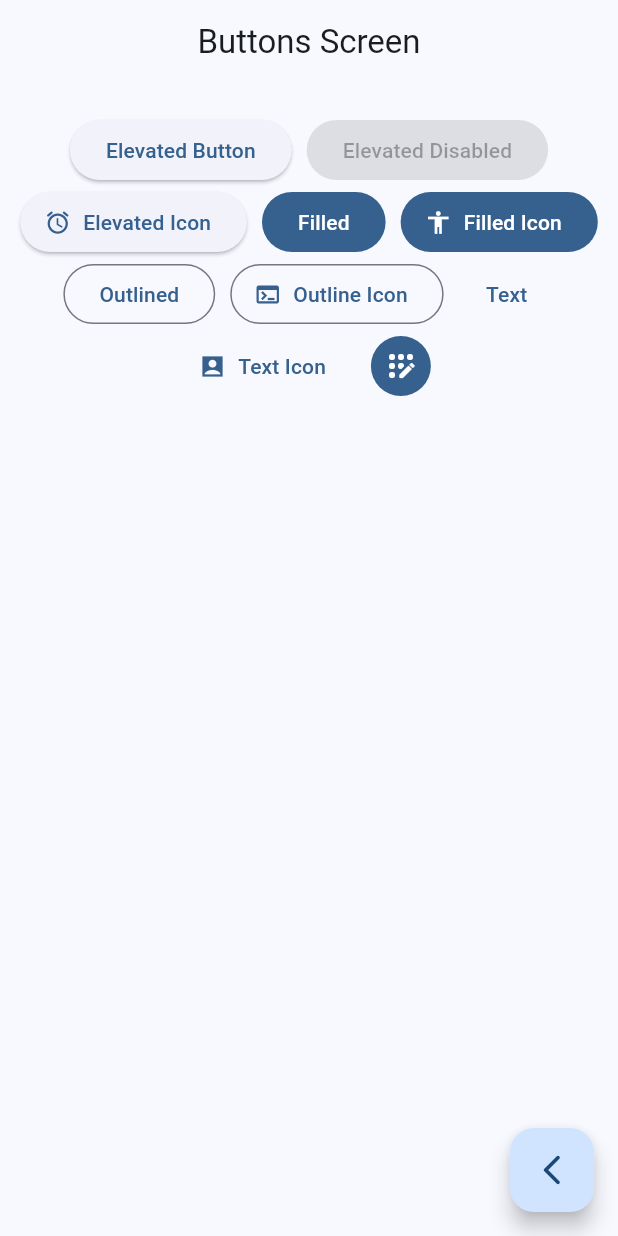
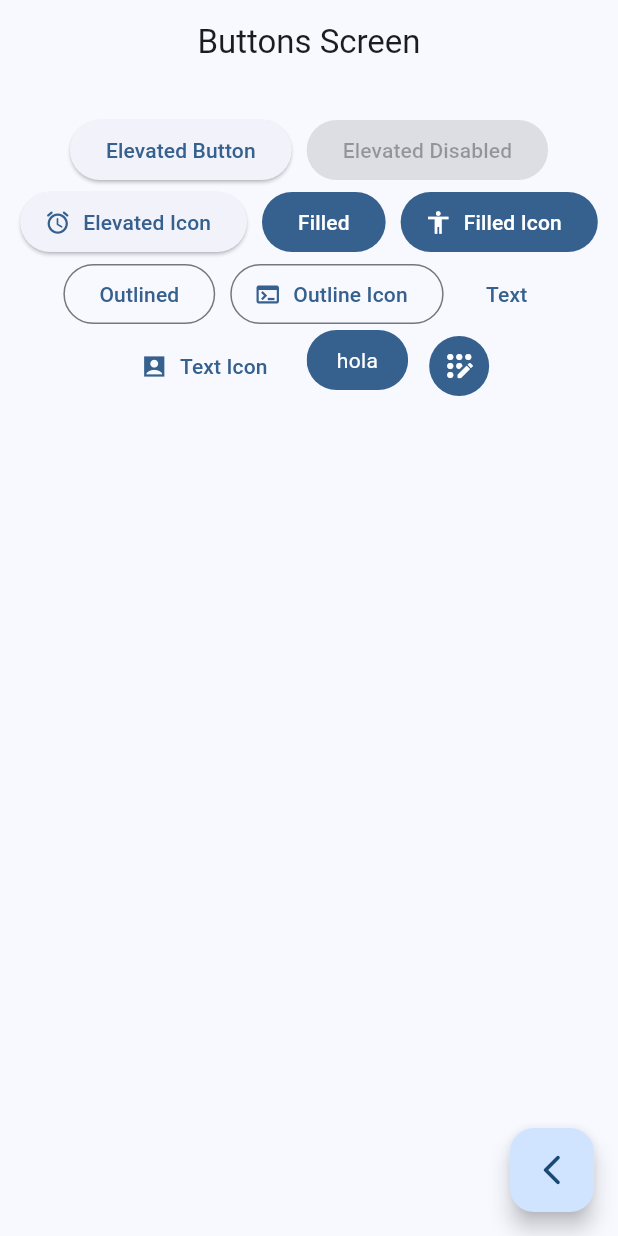
Before and after one commit to danimtnzz/widgets_app, a Flutter app: the ButtonsScreen screen opened by its route, on a phone screen of 412 x 824 dp. Run offline on Flutter 3.47's test engine with Material 3 defaults, Android fonts, the phone set to English and light mode, and no system bars; our stand-ins replace go_router.

Commit message:
CustomButton

```diff
--- a/lib/presentation/screens/buttons/buttons_screen.dart
+++ b/lib/presentation/screens/buttons/buttons_screen.dart
@@ -45,8 +45,8 @@ class _ButtonsView extends StatelessWidget {
             OutlinedButton.icon(onPressed: (){}, icon: const Icon(Icons.terminal), label: const Text('Outline Icon')),
             TextButton(onPressed: (){}, child: const Text('Text')),
             TextButton.icon(onPressed: (){}, icon: const Icon(Icons.account_box_sharp),label: const Text('Text Icon')),
-            //TODO: custom button
 
+            const CustomButton(),
             IconButton(
               onPressed: (){},
               icon: const Icon(Icons.app_registration_rounded),
@@ -61,3 +61,25 @@ class _ButtonsView extends StatelessWidget {
     );
   }
 }
+
+class CustomButton extends StatelessWidget {
+  const CustomButton({super.key});
+
+  @override
+  Widget build(BuildContext context) {
+    final colors = Theme.of(context).colorScheme;
+    return ClipRRect(
+      borderRadius: BorderRadius.circular(20),
+      child: Material(
+        color: colors.primary,
+        child: InkWell(
+          onTap: (){},
+          child: const Padding(
+            padding: EdgeInsets.symmetric(horizontal: 20, vertical: 10),
+            child: Text('hola', style: TextStyle(color: Colors.white)),
+          ),
+        ),
+      ),
+    );
+  }
+}
```
